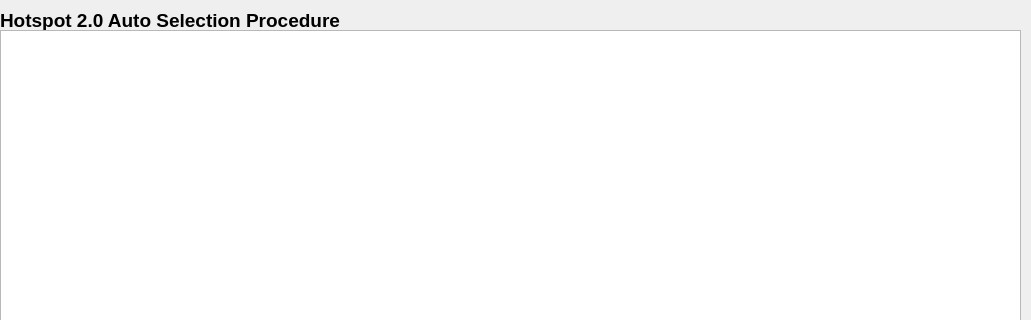
This is wpa_supplicant/wpa_gui-qt4/hotspot2.ui in furtherLee/wpa_supplicant_demo as Qt 5 draws it before an edit; both pictures show x 0 to 1031 and y 0 to 320 of the 1031 by 994 pixel window. The edited form follows.
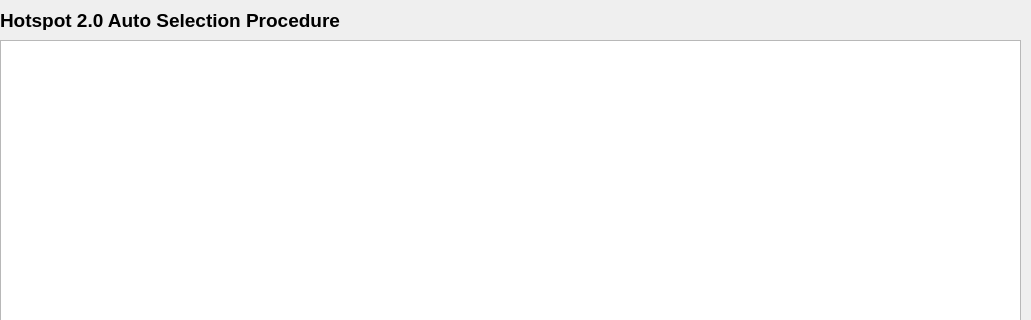
This is the edited form.

Commit message: add event listener to hotspot2

Diff of the .ui file:
```diff
--- a/wpa_supplicant/wpa_gui-qt4/hotspot2.ui
+++ b/wpa_supplicant/wpa_gui-qt4/hotspot2.ui
@@ -189,15 +189,18 @@
     <string>Found Access Points</string>
    </property>
   </widget>
-  <widget class="QTextBrowser" name="selectInfoText">
+  <widget class="QTextEdit" name="arbiterInfoText">
    <property name="geometry">
     <rect>
      <x>0</x>
-     <y>30</y>
+     <y>40</y>
      <width>1021</width>
-     <height>381</height>
+     <height>371</height>
     </rect>
    </property>
+   <property name="readOnly">
+    <bool>true</bool>
+   </property>
   </widget>
  </widget>
  <resources/>
```
The commit also changes 4 other files.
